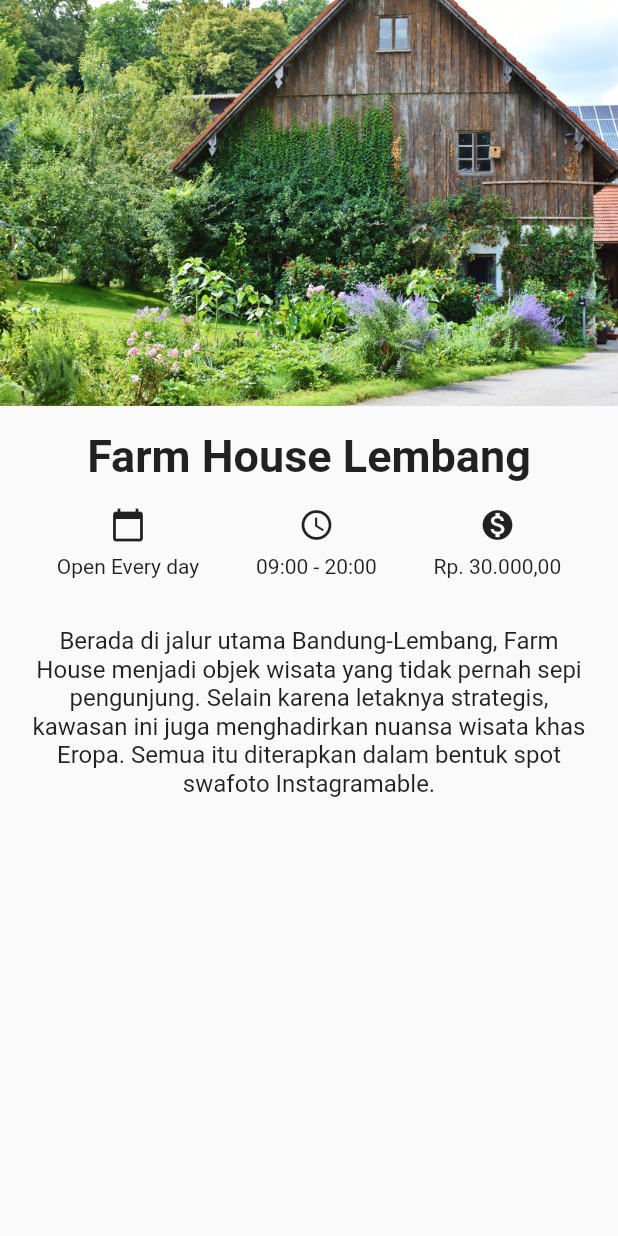
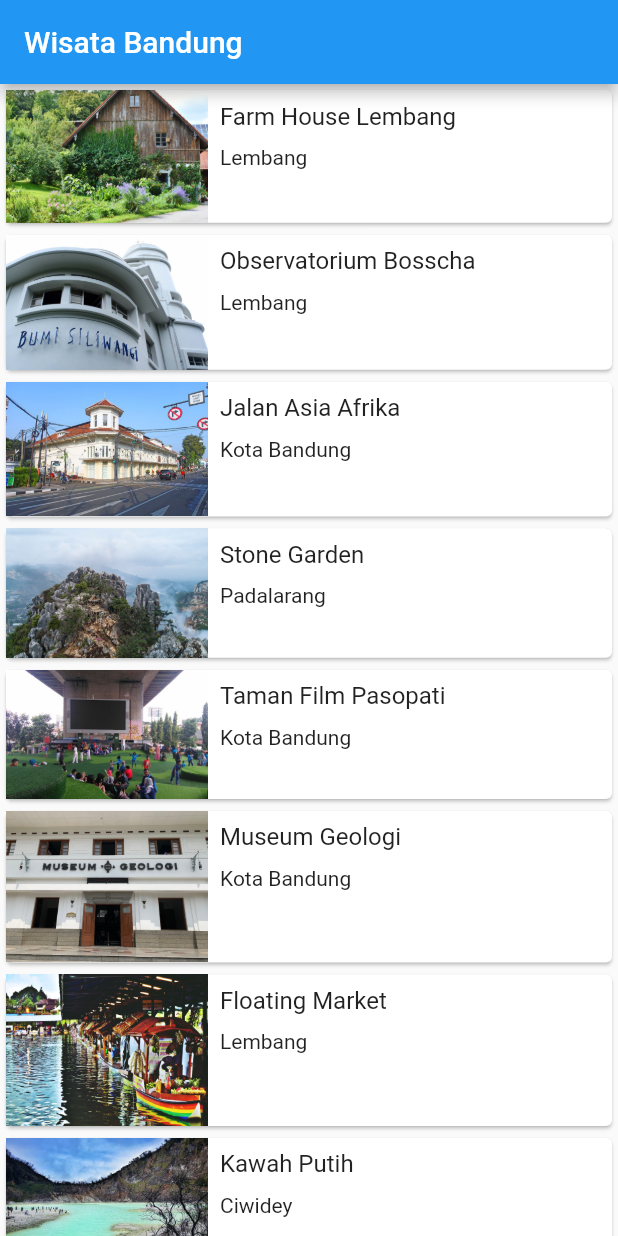
Before and after one commit to ArwinMarinta/flutter-pemula-dicoding, a Flutter app: the screen it shows after launch, on a phone screen of 412 x 824 dp. Run offline on Flutter 3.47's test engine with Material 2 defaults, Android fonts, the phone set to English and light mode, and no system bars.

Commit message:
main dan detail screen

```diff
--- a/lib/main.dart
+++ b/lib/main.dart
@@ -1,5 +1,5 @@
 import 'package:flutter/material.dart';
-import 'package:flutter_application_1/widget/detailSreen.dart';
+import 'package:flutter_application_1/widget/main_screen.dart';
 
 void main() {
   runApp(const MyApp());
@@ -11,9 +11,9 @@ class MyApp extends StatelessWidget {
   @override
   Widget build(BuildContext context) {
     return MaterialApp(
-      title: 'Wisata Balikpapan',
+      title: 'Wisata Bandung',
       theme: ThemeData(),
-      home: const DetailScreen(),
+      home: const MainScreen(),
     );
   }
 }
--- /dev/null
+++ b/lib/models/tourism_place.dart
@@ -0,0 +1,159 @@
+class TourismPlace {
+  String name;
+  String location;
+  String description;
+  String openDays;
+  String openTime;
+  String ticketPrice;
+  String imageAsset;
+  List<String> imageUrls;
+
+  TourismPlace({
+    required this.name,
+    required this.location,
+    required this.description,
+    required this.openDays,
+    required this.openTime,
+    required this.ticketPrice,
+    required this.imageAsset,
+    required this.imageUrls,
+  });
+}
+
+var tourismPlaceList = [
+  TourismPlace(
+    name: 'Farm House Lembang',
+    location: 'Lembang',
+    description:
+        'Berada di jalur utama Bandung-Lembang, Farm House menjadi objek wisata yang tidak pernah sepi pengunjung. Selain karena letaknya strategis, kawasan ini juga menghadirkan nuansa wisata khas Eropa. Semua itu diterapkan dalam bentuk spot swafoto Instagramable.',
+    openDays: 'Open Everyday',
+    openTime: '09:00 - 20:00',
+    ticketPrice: 'Rp 25000',
+    imageAsset: 'images/farm-house.jpg',
+    imageUrls: [
+      'https://media-cdn.tripadvisor.com/media/photo-s/0d/7c/59/70/farmhouse-lembang.jpg',
+      'https://media-cdn.tripadvisor.com/media/photo-w/13/f0/22/f6/photo3jpg.jpg',
+      'https://media-cdn.tripadvisor.com/media/photo-m/1280/16/a9/33/43/liburan-di-farmhouse.jpg'
+    ],
+  ),
+  TourismPlace(
+    name: 'Observatorium Bosscha',
+    location: 'Lembang',
+    description:
+        'Memiliki beberapa teleskop, antara lain, Refraktor Ganda Zeiss, Schmidt Bimasakti, Refraktor Bamberg, Cassegrain GOTO, dan Teleskop Surya. Refraktor Ganda Zeiss adalah jenis teleskop terbesar untuk meneropong bintang. Benda ini diletakkan pada atap kubah sehingga saat teropong digunakan, atap tersebut harus dibuka. Observatorium Bosscha boleh dikunjungi oleh siapa pun, tanpa tiket. Namun, bagi yang ingin menggunakan teleskop Zeiss, wajib mendaftarkan diri. Untuk instansi atau lembaga pendidikan, diberikan jadwal hari Selasa sampai Jumat. Sementara itu, kunjungan individu dibuka setiap hari Sabtu.',
+    openDays: 'Open Tuesday - Saturday',
+    openTime: '09:00 - 14:30',
+    ticketPrice: 'Rp 20000',
+    imageAsset: 'images/bosscha.jpg',
+    imageUrls: [
+      'https://media-cdn.tripadvisor.com/media/photo-o/12/6b/63/0b/bosscha-observatory.jpg',
+      'https://media-cdn.tripadvisor.com/media/photo-p/0d/6a/88/9b/photo3jpg.jpg',
+      'https://media-cdn.tripadvisor.com/media/photo-o/11/3f/04/39/p-20171111-110220-largejpg.jpg',
+    ],
+  ),
+  TourismPlace(
+    name: 'Jalan Asia Afrika',
+    location: 'Kota Bandung',
+    description:
+        'Jalan Asia Afrika di Bandung memiliki kaitan yang sangat erat dengan pendirian kota Kembang ini. Karena pada saat itu, Gubernur Jenderal Herman Willem Deaendels dari Belanda menancapkan tongkatnya saat memerintahkan pendirian kota ini, yang kemudian diabadikan menjadi tugu Bandung Nol Kilometer.',
+    openDays: 'Open Everyday',
+    openTime: '24 hours',
+    ticketPrice: 'Free',
+    imageAsset: 'images/jalan-asia-afrika.jpg',
+    imageUrls: [
+      'https://media-cdn.tripadvisor.com/media/photo-o/0d/c2/e7/e6/quotes-kota-bandung.jpg',
+      'https://media-cdn.tripadvisor.com/media/photo-w/17/f4/44/01/jalan-asia-afrika.jpg',
+      'https://media-cdn.tripadvisor.com/media/photo-s/0a/ef/36/e2/jalan-asia-afrika.jpg',
+    ],
+  ),
+  TourismPlace(
+    name: 'Stone Garden',
+    location: 'Padalarang',
+    description:
+        'Stone Garden atau Taman Batu di Padalarang – Bandung ini adalah nama secara harafiah untuk apa yang akan kita lihat jika berada di sana. Hamparan batu yang artistik membuat kita merasa tidak sedang berada di Bandung, apalagi di Padalarang. Hamparan batu yang dimaksud bukan terhampar begitu saja di atas tanah luas yang menjadi permukaannya. Batu-batu besar yang ukuran pastinya bervariasi tersusun seperti memiliki suatu formasi matematis.',
+    openDays: 'Open Everyday',
+    openTime: '06:00 - 17:00',
+    ticketPrice: 'Rp 3000',
+    imageAsset: 'images/stone-garden.jpg',
+    imageUrls: [
+      'https://media-cdn.tripadvisor.com/media/photo-o/15/01/d7/4b/p-20180510-153310-01.jpg',
+      'https://media-cdn.tripadvisor.com/media/photo-w/15/68/00/32/stone-garden-citatah.jpg',
+      'https://media-cdn.tripadvisor.com/media/photo-o/0d/a2/cb/05/stone-garden-citatah.jpg',
+    ],
+  ),
+  TourismPlace(
+    name: 'Taman Film Pasopati',
+    location: 'Kota Bandung',
+    description:
+        'Menjadi salah satu tempat wisata di Bandung yang favorit, tentu Taman Film ini memiliki fasilitas cukup memadai. Pemberian fasilitas ini memiliki harapan para pengunjung akan merasa nyaman dan tak segan2 untuk kembali berkunjung terus menerus kesini. Beberapa fasilitas taman yang bisa kamu nikmati diantaranya seperti layar videotron besar berukuran 4×8 untuk memutar berbagai macam pilihan film seperti Film Indonesia, Bollywood, Korea, ataupun Indie Bandung.',
+    openDays: 'Open Everyday',
+    openTime: '24 hours',
+    ticketPrice: 'Free',
+    imageAsset: 'images/taman-film.jpg',
+    imageUrls: [
+      'https://media-cdn.tripadvisor.com/media/photo-o/08/8b/87/50/bandung-movie-park.jpg',
+      'https://media-cdn.tripadvisor.com/media/photo-o/17/67/d5/53/img-20190505-114509-largejpg.jpg',
+      'https://media-cdn.tripadvisor.com/media/photo-w/09/73/33/05/taman-film-pasopati.jpg',
+    ],
+  ),
+  TourismPlace(
+    name: 'Museum Geologi',
+    location: 'Kota Bandung',
+    description:
+        'Museum Geologi didirikan pada tanggal 16 Mei 1929. Museum ini telah direnovasi dengan dana bantuan dari JICA (Japan International Cooperation Agency). Setelah mengalami renovasi, Museum Geologi dibuka kembali dan diresmikan oleh Wakil Presiden RI, Megawati Soekarnoputri pada tanggal 23 Agustus 2000. Sebagai salah satu monumen bersejarah, museum berada di bawah perlindungan pemerintah dan merupakan peninggalan nasional. Dalam Museum ini, tersimpan dan dikelola materi-materi geologi yang berlimpah, seperti fosil, batuan, mineral. Kesemuanya itu dikumpulkan selama kerja lapangan di Indonesia sejak 1850.',
+    openDays: 'Open Saturday - Thursday',
+    openTime: '09:00 - 15:30',
+    ticketPrice: 'Rp 3000',
+    imageAsset: 'images/museum-geologi.jpg',
+    imageUrls: [
+      'https://media-cdn.tripadvisor.com/media/photo-w/19/1c/8e/f7/geology-museum.jpg',
+      'https://media-cdn.tripadvisor.com/media/photo-o/11/a7/35/b7/geology-museum.jpg',
+      'https://media-cdn.tripadvisor.com/media/photo-s/1a/55/e0/dc/geology-museum.jpg',
+    ],
+  ),
+  TourismPlace(
+    name: 'Floating Market',
+    location: 'Lembang',
+    description:
+        'Tempat wisata ini sepertinya memang ditujukan untuk wisata keluarga di Bandung. Di sini kita bisa menikmati suasana kawasan yang tertata rapi dan alami. Pada awalnya, floating market Lembang tidak begitu luas. Tapi sekarang sudah ekspansi dan memiliki banyak objek menarik baru. Nama floating market ini sepertinya merujuk pada stand tempat jualan makanan yang berada dalam perahu.',
+    openDays: 'Open Everyday',
+    openTime: '09:00 - 17:00',
+    ticketPrice: 'Rp 20000',
+    imageAsset: 'images/floating-market.png',
+    imageUrls: [
+      'https://media-cdn.tripadvisor.com/media/photo-o/17/f9/ff/f8/floating-market-bandung.jpg',
+      'https://media-cdn.tripadvisor.com/media/photo-p/1a/86/d3/cd/20200103-125059-largejpg.jpg',
+      'https://media-cdn.tripadvisor.com/media/photo-p/19/ce/b4/9b/img20181224120857-largejpg.jpg',
+    ],
+  ),
+  TourismPlace(
+    name: 'Kawah Putih',
+    location: 'Ciwidey',
+    description:
+        'Kawah Putih adalah tempat wisata di Bandung yang paling terkenal. Berlokasi di Ciwidey, Jawa Barat, kurang lebih sekitar 50 KM arah selatan kota Bandung, Kawah Putih adalah sebuah danau yang terbentuk akibat dari letusan Gunung Patuha. Sesuai dengan namanya, tanah yang ada di kawasan ini berwarna putih akibat dari pencampuran unsur belerang.',
+    openDays: 'Open Everyday',
+    openTime: '07:00 - 17:00',
+    ticketPrice: 'Rp 15000',
+    imageAsset: 'images/kawah-putih.jpg',
+    imageUrls: [
+      'https://media-cdn.tripadvisor.com/media/photo-o/0b/6e/7c/ce/rocks-sticking-out-of.jpg',
+      'https://media-cdn.tripadvisor.com/media/photo-p/0b/35/30/14/white-crater.jpg',
+      'https://media-cdn.tripadvisor.com/media/photo-o/0a/8b/9a/79/2945-t00572-www-initempatwisat.jpg',
+    ],
+  ),
+  TourismPlace(
+    name: 'Ranca Upas',
+    location: 'Ciwidey',
+    description:
+        'Ranca Upas Ciwidey adalah kawasan bumi perkemahan di bawah pengelolaan perhutani. Tempat ini berada di kawasan wisata Bandung Selatan, satu lokasi dengan kawah putih, kolam Cimanggu dan situ Patenggang. Banyak hal yang bisa dilakukan di kawasan wisata ini, seperti berkemah, berinteraksi dengan rusa, sampai bermain di water park dan mandi air panas.',
+    openDays: 'Open Everyday',
+    openTime: '24 hours',
+    ticketPrice: 'Rp 20000',
+    imageAsset: 'images/ranca-upas.jpg',
+    imageUrls: [
+      'https://media-cdn.tripadvisor.com/media/photo-o/1a/e0/7f/9c/kampung-cai-ranca-upas.jpg',
+      'https://media-cdn.tripadvisor.com/media/photo-w/13/ee/2f/87/ranca-upas.jpg',
+      'https://media-cdn.tripadvisor.com/media/photo-w/13/ee/27/0a/ranca-upas.jpg',
+    ],
+  ),
+];
--- a/lib/test.dart
+++ /dev/null
@@ -1 +0,0 @@
-void main(List<String> argument) {}
--- a/lib/widget/detailSreen.dart
+++ /dev/null
@@ -1,62 +0,0 @@
-import 'package:flutter/material.dart';
-
-class DetailScreen extends StatelessWidget {
-  const DetailScreen({Key? key}) : super(key: key);
-
-  @override
-  Widget build(BuildContext context) {
-    return Scaffold(
-      body: Column(
-        crossAxisAlignment: CrossAxisAlignment.stretch,
-        children: <Widget>[
-          Image.asset('images/farm-house.jpg'),
-          Container(
-            margin: const EdgeInsets.only(top: 16.0),
-            child: const Text(
-              'Farm House Lembang',
-              textAlign: TextAlign.center,
-              style: TextStyle(fontSize: 30.0, fontWeight: FontWeight.bold),
-            ),
-          ),
-          Container(
-            margin: const EdgeInsets.symmetric(vertical: 16.0),
-            child: Row(
-              mainAxisAlignment: MainAxisAlignment.spaceEvenly,
-              children: <Widget>[
-                Column(
-                  children: const <Widget>[
-                    Icon(Icons.calendar_today),
-                    SizedBox(height: 8.0),
-                    Text('Open Every day'),
-                  ],
-                ),
-                Column(
-                  children: const <Widget>[
-                    Icon(Icons.access_time),
-                    SizedBox(height: 8.0),
-                    Text('09:00 - 20:00')
-                  ],
-                ),
-                Column(
-                  children: const <Widget>[
-                    Icon(Icons.monetization_on),
-                    SizedBox(height: 8.0),
-                    Text('Rp. 30.000,00')
-                  ],
-                ),
-              ],
-            ),
-          ),
-          Container(
-            padding: const EdgeInsets.all(16.0),
-            child: const Text(
-              'Berada di jalur utama Bandung-Lembang, Farm House menjadi objek wisata yang tidak pernah sepi pengunjung. Selain karena letaknya strategis, kawasan ini juga menghadirkan nuansa wisata khas Eropa. Semua itu diterapkan dalam bentuk spot swafoto Instagramable.',
-              textAlign: TextAlign.center,
-              style: TextStyle(fontSize: 16.0),
-            ),
-          ),
-        ],
-      ),
-    );
-  }
-}
--- /dev/null
+++ b/lib/widget/detail_sreen.dart
@@ -0,0 +1,145 @@
+import 'package:flutter/material.dart';
+import 'package:flutter_application_1/models/tourism_place.dart';
+
+const TextStyle informationTextStyle = TextStyle(fontFamily: 'Oxygen');
+
+class DetailScreen extends StatelessWidget {
+  final TourismPlace place;
+
+  const DetailScreen({Key? key, required this.place}) : super(key: key);
+
+  @override
+  Widget build(BuildContext context) {
+    return Scaffold(
+      body: SingleChildScrollView(
+        child: Column(
+          crossAxisAlignment: CrossAxisAlignment.stretch,
+          children: <Widget>[
+            Stack(
+              children: <Widget>[
+                Image.asset(place.imageAsset),
+                Padding(
+                  padding: const EdgeInsets.all(8.0),
+                  child: Row(
+                    mainAxisAlignment: MainAxisAlignment.spaceBetween,
+                    children: [
+                      CircleAvatar(
+                        backgroundColor: Colors.grey,
+                        child: IconButton(
+                          icon: const Icon(
+                            Icons.arrow_back,
+                            color: Colors.white,
+                          ),
+                          onPressed: () {
+                            Navigator.pop(context);
+                          },
+                        ),
+                      ),
+                      const FavoriteButton(),
+                    ],
+                  ),
+                ),
+              ],
+            ),
+            Container(
+              margin: const EdgeInsets.only(top: 16.0),
+              child: Text(
+                place.name,
+                textAlign: TextAlign.center,
+                style: const TextStyle(
+                  fontSize: 30.0,
+                  fontFamily: 'Staatliches',
+                ),
+              ),
+            ),
+            Container(
+              margin: const EdgeInsets.symmetric(vertical: 16.0),
+              child: Row(
+                mainAxisAlignment: MainAxisAlignment.spaceEvenly,
+                children: <Widget>[
+                  Column(
+                    children: <Widget>[
+                      const Icon(Icons.calendar_today),
+                      const SizedBox(height: 8.0),
+                      Text(
+                        place.openDays,
+                        style: informationTextStyle,
+                      ),
+                    ],
+                  ),
+                  Column(
+                    children: <Widget>[
+                      const Icon(Icons.access_time),
+                      const SizedBox(height: 8.0),
+                      Text(
+                        place.openTime,
+                        style: informationTextStyle,
+                      )
+                    ],
+                  ),
+                  Column(
+                    children: <Widget>[
+                      const Icon(Icons.monetization_on),
+                      const SizedBox(height: 8.0),
+                      Text(
+                        place.ticketPrice,
+                        style: informationTextStyle,
+                      )
+                    ],
+                  ),
+                ],
+              ),
+            ),
+            Container(
+              padding: const EdgeInsets.all(16.0),
+              child: Text(
+                place.description,
+                textAlign: TextAlign.center,
+                style: const TextStyle(fontSize: 16.0, fontFamily: 'Oxygen'),
+              ),
+            ),
+            SizedBox(
+              height: 150,
+              child: ListView(
+                  scrollDirection: Axis.horizontal,
+                  children: place.imageUrls.map((url) {
+                    return Padding(
+                      padding: const EdgeInsets.all(4.0),
+                      child: ClipRRect(
+                        borderRadius: BorderRadius.circular(10),
+                        child: Image.network(url),
+                      ),
+                    );
+                  }).toList()),
+            ),
+          ],
+        ),
+      ),
+    );
+  }
+}
+
+class FavoriteButton extends StatefulWidget {
+  const FavoriteButton({Key? key}) : super(key: key);
+
+  @override
+  _FavoriteButtonState createState() => _FavoriteButtonState();
+}
+
+class _FavoriteButtonState extends State<FavoriteButton> {
+  bool isFavorite = false;
+  @override
+  Widget build(BuildContext context) {
+    return IconButton(
+      icon: Icon(
+        isFavorite ? Icons.favorite : Icons.favorite_border,
+        color: Colors.red,
+      ),
+      onPressed: () {
+        setState(() {
+          isFavorite = !isFavorite;
+        });
+      },
+    );
+  }
+}
--- /dev/null
+++ b/lib/widget/main_screen.dart
@@ -0,0 +1,59 @@
+import 'package:flutter/material.dart';
+import 'package:flutter_application_1/widget/detail_sreen.dart';
+import 'package:flutter_application_1/models/tourism_place.dart';
+
+class MainScreen extends StatelessWidget {
+  const MainScreen({Key? key}) : super(key: key);
+
+  @override
+  Widget build(BuildContext context) {
+    return Scaffold(
+      appBar: AppBar(
+        title: const Text('Wisata Bandung'),
+      ),
+      body: ListView.builder(
+        itemBuilder: (context, index) {
+          final TourismPlace place = tourismPlaceList[index];
+          return InkWell(
+            onTap: () {
+              Navigator.push(context, MaterialPageRoute(builder: (context) {
+                return DetailScreen(place: place);
+              }));
+            },
+            child: Card(
+              child: Row(
+                crossAxisAlignment: CrossAxisAlignment.start,
+                children: <Widget>[
+                  Expanded(
+                    flex: 1,
+                    child: Image.asset(place.imageAsset),
+                  ),
+                  Expanded(
+                      flex: 2,
+                      child: Padding(
+                        padding: const EdgeInsets.all(8.0),
+                        child: Column(
+                          crossAxisAlignment: CrossAxisAlignment.start,
+                          mainAxisSize: MainAxisSize.min,
+                          children: <Widget>[
+                            Text(
+                              place.name,
+                              style: const TextStyle(fontSize: 16.0),
+                            ),
+                            const SizedBox(
+                              height: 10,
+                            ),
+                            Text(place.location)
+                          ],
+                        ),
+                      ))
+                ],
+              ),
+            ),
+          );
+        },
+        itemCount: tourismPlaceList.length,
+      ),
+    );
+  }
+}
```
Also changed, not shown: pubspec.yaml (+9 -1 lines), fonts/Oxygen-Regular.ttf (added), fonts/Staatliches-Regular.ttf (added).
